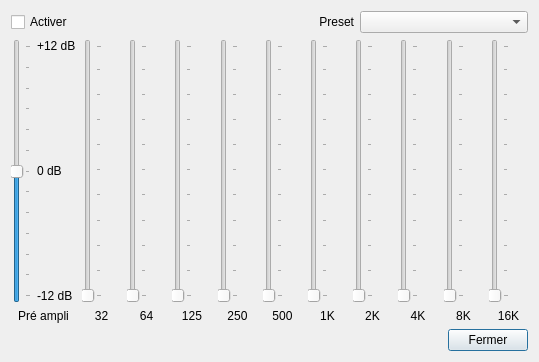
This is equalizer.ui in skywodd/mandarine as Qt 5 draws it before an edit. The edited form follows.
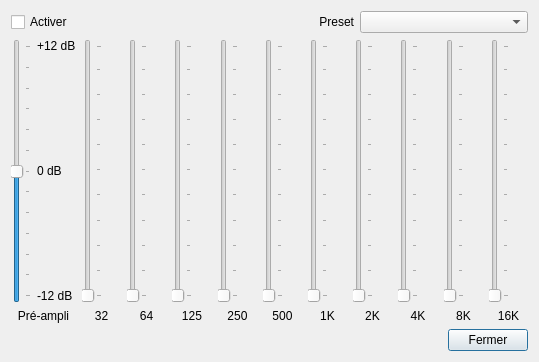
This is the edited form. Icons and pictures are not drawn.

Diff of the .ui file:
```diff
--- a/equalizer.ui
+++ b/equalizer.ui
@@ -124,7 +124,7 @@
          <item>
           <widget class="QLabel" name="label">
            <property name="text">
-            <string>Pré ampli</string>
+            <string>Pré-ampli</string>
            </property>
            <property name="alignment">
             <set>Qt::AlignCenter</set>
```
Left out of the diff: 6 changed lines with no effect on the pictures.
